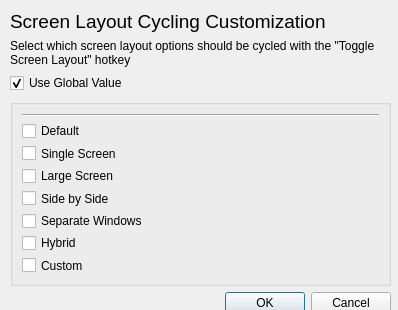
Old version of the form src/citra_qt/configuration/configure_layout_cycle.ui in the repository DavidRGriswold/azahar.
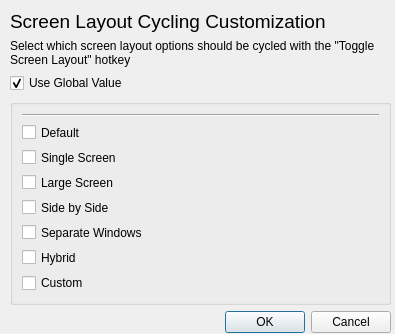
New version of the form.

Diff of the .ui file:
```diff
--- a/src/citra_qt/configuration/configure_layout_cycle.ui
+++ b/src/citra_qt/configuration/configure_layout_cycle.ui
@@ -6,8 +6,8 @@
    <rect>
     <x>0</x>
     <y>0</y>
-    <width>398</width>
-    <height>310</height>
+    <width>395</width>
+    <height>334</height>
    </rect>
   </property>
   <property name="sizePolicy">
@@ -25,7 +25,7 @@
      <x>10</x>
      <y>10</y>
      <width>381</width>
-     <height>304</height>
+     <height>323</height>
     </rect>
    </property>
    <layout class="QVBoxLayout" name="verticalLayout" stretch="1,1,0,0,1">
```
Left out of the diff: 5 changed lines with no effect on the pictures.
